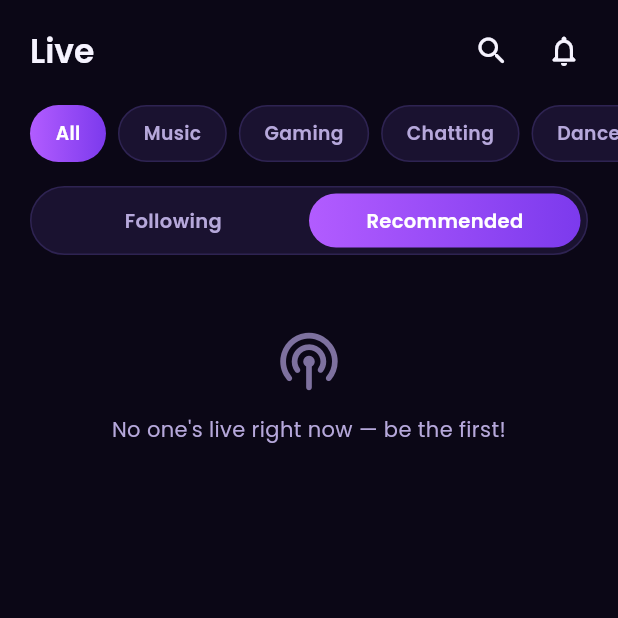
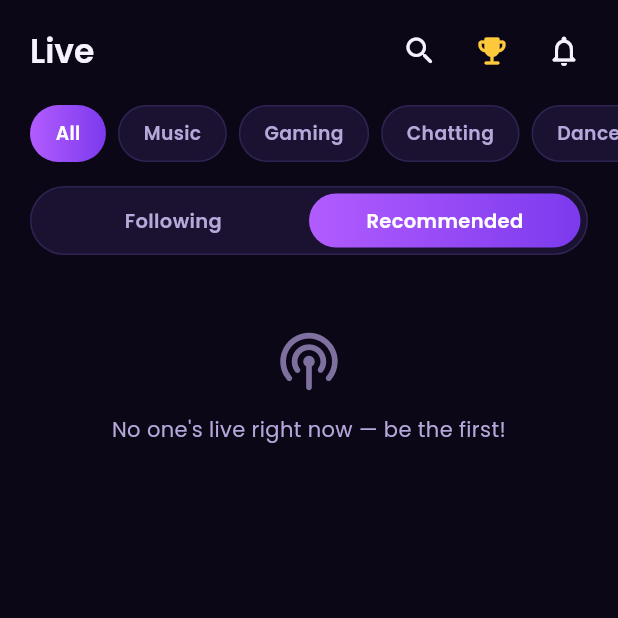
Before and after one commit to KDR9MGR/sabalive, a Flutter app: the screen it shows once a user with an empty profile is signed in, item 3 of the bottom bar chosen, on a phone screen of 412 x 824 dp, the top half of it. Run offline on Flutter 3.47's test engine with Material 3 defaults, Android fonts, the phone set to English and light mode, and no system bars; our stand-ins replace google_fonts, permission_handler, shared_preferences, smooth_page_indicator, supabase_flutter, video_player; missing offline and left inert: agora_rtc_engine; accounts and stored records are empty; network calls fail.

Commit message:
Add leaderboard icon to Live screen's top bar
Rankings dropped off the bottom nav while on the Live tab (replaced by
Games there), so add a way back to it directly from the Live screen's
own header, next to search.

Co-Authored-By: Claude Sonnet 5 <noreply@anthropic.com>

```diff
--- a/lib/features/live/live_feed_screen.dart
+++ b/lib/features/live/live_feed_screen.dart
@@ -50,6 +50,10 @@ class _LiveFeedScreenState extends State<LiveFeedScreen> {
                         IconButton(
                             onPressed: () => AppNav.search(context),
                             icon: const Icon(Icons.search_rounded)),
+                        IconButton(
+                            onPressed: () => session.tab = 3,
+                            icon: const Icon(Icons.emoji_events_rounded,
+                                color: AppColors.gold)),
                         IconButton(
                             onPressed: () => AppNav.notifications(context),
                             icon: const Icon(Icons.notifications_none_rounded)),
```
